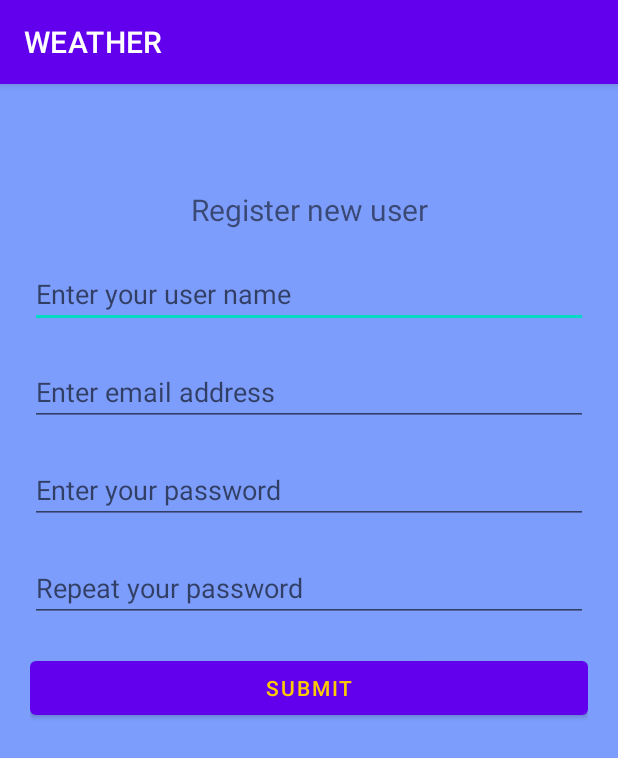
After one commit to buhajus/android_login, an Android app: the RegisterActivity screen opened directly, with no data from a screen before it, on a phone screen of 412 x 824 dp. The commit adds this screen. Shown: the top 758 px of the screen. Run offline under Robolectric (Android 15) with nearby library versions, the phone set to English and light mode, and no system bars.

Commit message:
prideti register funkcija

```diff
--- /dev/null
+++ b/app/src/main/java/com/example/orai/RegisterActivity.java
@@ -0,0 +1,68 @@
+package com.example.orai;
+
+import androidx.appcompat.app.AppCompatActivity;
+
+import android.content.Intent;
+import android.os.Bundle;
+import android.view.View;
+import android.widget.Button;
+import android.widget.EditText;
+import android.widget.Toast;
+
+public class RegisterActivity extends AppCompatActivity {
+
+
+    @Override
+    protected void onCreate(Bundle savedInstanceState) {
+        super.onCreate(savedInstanceState);
+        setContentView(R.layout.activity_register);
+
+        EditText userNameRegistration = findViewById(R.id.register_form_user_name);
+        EditText userPasswordRegistration = findViewById(R.id.register_form_password);
+        EditText userPasswordRepeat = findViewById(R.id.register_form_repeat_password);
+        EditText userEmailRegistration = findViewById(R.id.register_form_user_email);
+        Button submitRegistrationBtn = findViewById(R.id.register_form_btn);
+
+        submitRegistrationBtn.setOnClickListener(new View.OnClickListener() {
+            @Override
+            public void onClick(View v) {
+                userNameRegistration.setError(null);
+                userPasswordRegistration.setError(null);
+                userPasswordRepeat.setError(null);
+                userEmailRegistration.setError(null);
+
+
+                if (Validation.isUserRegistrationNameValid(userNameRegistration.getText().toString())
+                        && Validation.isUserRegistrationEmailValid(userEmailRegistration.getText().toString())
+                        && Validation.isUserRegistrationPasswordValid(userPasswordRegistration.getText().toString())
+                        && userPasswordRegistration.getText().toString().equals(userPasswordRepeat.getText().toString())) {
+
+                    Intent goToLoginActivity = new Intent(RegisterActivity.this, LoginActivity.class);
+                    Toast.makeText(getApplicationContext(), getText(R.string.success_registration), Toast.LENGTH_LONG).show();
+                    startActivity(goToLoginActivity);
+
+                } else if (!Validation.isUserRegistrationNameValid(userNameRegistration.getText().toString())) {
+                    userNameRegistration.setError(getApplicationContext().getText(R.string.registration_user_name_error));
+                    userNameRegistration.requestFocus();
+
+                } else if (!Validation.isUserRegistrationEmailValid(userEmailRegistration.getText().toString())) {
+                    userEmailRegistration.setError(getApplicationContext().getText(R.string.registration_email_error));
+                    userEmailRegistration.requestFocus();
+
+                } else if (!Validation.isUserRegistrationPasswordValid(userPasswordRegistration.getText().toString())) {
+                    userPasswordRegistration.setError(getApplicationContext().getText(R.string.registration_password_error));
+                    userPasswordRegistration.requestFocus();
+
+                } else if (!userPasswordRegistration.getText().toString().equals(userPasswordRepeat.getText().toString())) {
+                    userPasswordRepeat.setError(getApplicationContext().getText(R.string.registration_password_repeat_error));
+                    userPasswordRepeat.requestFocus();
+
+                }
+
+
+            }
+        });
+
+
+    }
+}
--- /dev/null
+++ b/app/src/main/res/layout/activity_register.xml
@@ -0,0 +1,83 @@
+<?xml version="1.0" encoding="utf-8"?>
+<LinearLayout xmlns:android="http://schemas.android.com/apk/res/android"
+
+    xmlns:tools="http://schemas.android.com/tools"
+    xmlns:app="http://schemas.android.com/apk/res-auto"
+    android:layout_width="match_parent"
+    android:layout_height="match_parent"
+    android:background="@color/light_blue"
+    android:padding="20dp"
+    android:orientation="vertical"
+    app:passwordToggleEnabled="true"
+
+    tools:context=".RegisterActivity">
+
+
+
+    <TextView
+        android:id="@+id/register_form_label"
+        android:layout_width="match_parent"
+        android:layout_height="wrap_content"
+        android:textAlignment="center"
+        android:layout_marginTop="50dp"
+        android:textSize="20sp"
+        android:text="@string/registration_form" />
+
+    <EditText
+        android:layout_marginTop="20dp"
+        android:layout_width="match_parent"
+        android:layout_height="wrap_content"
+        android:id="@+id/register_form_user_name"
+        android:hint="@string/user_name_hint"/>
+    <Space
+        android:layout_width="wrap_content"
+        android:layout_height="20dp"/>
+
+    <EditText
+
+        android:layout_width="match_parent"
+        android:layout_height="wrap_content"
+        android:id="@+id/register_form_user_email"
+        android:inputType="textEmailAddress"
+        android:hint="@string/user_email_hint"/>
+
+    <Space
+        android:layout_width="wrap_content"
+        android:layout_height="20dp"/>
+
+
+    <EditText
+        android:layout_width="match_parent"
+        android:layout_height="wrap_content"
+        android:textColor="@color/sun"
+        android:inputType="textPassword"
+        android:id="@+id/register_form_password"
+        android:hint="@string/user_password_hint"
+       />
+    <Space
+        android:layout_width="wrap_content"
+        android:layout_height="20dp"/>
+
+    <EditText
+        android:layout_width="match_parent"
+        android:layout_height="wrap_content"
+        android:textColor="@color/sun"
+        android:inputType="textPassword"
+        android:id="@+id/register_form_repeat_password"
+        android:hint="@string/user_password_repeat_hint"
+       />
+    <Space
+        android:layout_width="wrap_content"
+        android:layout_height="20dp"/>
+    <Button
+        android:layout_width="match_parent"
+        android:layout_height="wrap_content"
+        android:textColor="@color/sun"
+        android:id="@+id/register_form_btn"
+        android:text="@string/register_submit"
+      />
+
+
+
+
+</LinearLayout>
--- a/app/src/main/res/values-land/dimens.xml
+++ b/app/src/main/res/values-land/dimens.xml
@@ -1,3 +1 @@
-<resources>
-    <dimen name="fab_margin">48dp</dimen>
-</resources>
+<resources></resources>
--- a/app/src/main/res/values-w1240dp/dimens.xml
+++ b/app/src/main/res/values-w1240dp/dimens.xml
@@ -1,3 +1 @@
-<resources>
-    <dimen name="fab_margin">200dp</dimen>
-</resources>
+<resources></resources>
--- a/app/src/main/res/values-w600dp/dimens.xml
+++ b/app/src/main/res/values-w600dp/dimens.xml
@@ -1,3 +1 @@
-<resources>
-    <dimen name="fab_margin">48dp</dimen>
-</resources>
+<resources></resources>
--- a/app/src/main/res/values/dimens.xml
+++ b/app/src/main/res/values/dimens.xml
@@ -1,3 +1 @@
-<resources>
-    <dimen name="fab_margin">16dp</dimen>
-</resources>
+<resources></resources>
--- a/app/src/main/res/values/strings.xml
+++ b/app/src/main/res/values/strings.xml
@@ -7,19 +7,28 @@
     <string name="forgot_password">Forgot password?</string>
     <string name="enter_your_password">Enter your password</string>
     <string name="enter_your_username">Enter your user name</string>
-    <string name="go_back">Go back</string>
+
 
     <!--    Errors    -->
     <string name="login_error">Login error, check user name or password</string>
-    <!-- TODO: Remove or change this placeholder text -->
-    <string name="hello_blank_fragment">Hello blank fragment</string>
-    <string name="title_activity_basic">BasicActivity</string>
-    <!-- Strings used for fragments for navigation -->
-    <string name="first_fragment_label">First Fragment</string>
-    <string name="second_fragment_label">Second Fragment</string>
-    <string name="next">Next</string>
-    <string name="previous">Previous</string>
+    <string name="empty_field_error">Input fields can\'t be empty</string>
+    <string name="registration_user_name_error">Please use A–Z,a–z, characters 3–20</string>
+    <string name="registration_password_error">Password must contain A–Z,a–z, characters 5–20</string>
+    <string name="registration_password_repeat_error">Password doesn\'t match</string>
+    <string name="registration_email_error">Email address not valid</string>
 
-    <string name="hello_first_fragment">Hello first fragment</string>
-    <string name="hello_second_fragment">Hello second fragment. Arg: %1$s</string>
+
+
+
+    <string name="success_registration">Registration complete, please login</string>
+
+    <string name="registration_form">Register new user</string>
+
+    <string name="user_name_hint">Enter your user name</string>
+    <string name="user_password_hint">Enter your password</string>
+    <string name="user_password_repeat_hint">Repeat your password</string>
+
+    <string name="user_email_hint">Enter email address</string>
+    <string name="register_submit">Submit</string>
+
 </resources>
--- a/app/src/main/res/values/themes.xml
+++ b/app/src/main/res/values/themes.xml
@@ -14,12 +14,4 @@
         <!-- Customize your theme here. -->
     </style>
 
-    <style name="Theme.Orai.NoActionBar">
-        <item name="windowActionBar">false</item>
-        <item name="windowNoTitle">true</item>
-    </style>
-
-    <style name="Theme.Orai.AppBarOverlay" parent="ThemeOverlay.AppCompat.Dark.ActionBar" />
-
-    <style name="Theme.Orai.PopupOverlay" parent="ThemeOverlay.AppCompat.Light" />
 </resources>
--- a/build.gradle
+++ b/build.gradle
@@ -1,5 +1,5 @@
 // Top-level build file where you can add configuration options common to all sub-projects/modules.
 plugins {
-    id 'com.android.application' version '7.3.1' apply false
-    id 'com.android.library' version '7.3.1' apply false
+    id 'com.android.application' version '8.0.1' apply false
+    id 'com.android.library' version '8.0.1' apply false
 }
--- a/gradle.properties
+++ b/gradle.properties
@@ -19,3 +19,5 @@
 # resources declared in the library itself and none from the library's dependencies,
 # thereby reducing the size of the R class for that library
 android.nonTransitiveRClass=true
+android.defaults.buildfeatures.buildconfig=true
+android.nonFinalResIds=false
```
Also changed, not shown: app/src/main/AndroidManifest.xml (+6 -12 lines), app/src/main/java/com/example/orai/BasicActivity.java (deleted, +0 -51 lines), app/src/main/java/com/example/orai/LoginActivity.java (+13 -0 lines), app/src/main/java/com/example/orai/Validation.java (+25 -11 lines), app/src/main/res/layout/activity_basic.xml (deleted, +0 -34 lines), app/src/main/res/navigation/nav_graph.xml (deleted, +0 -28 lines), app/src/main/res/drawable/img_1.png (deleted), gradle/wrapper/gradle-wrapper.properties.
